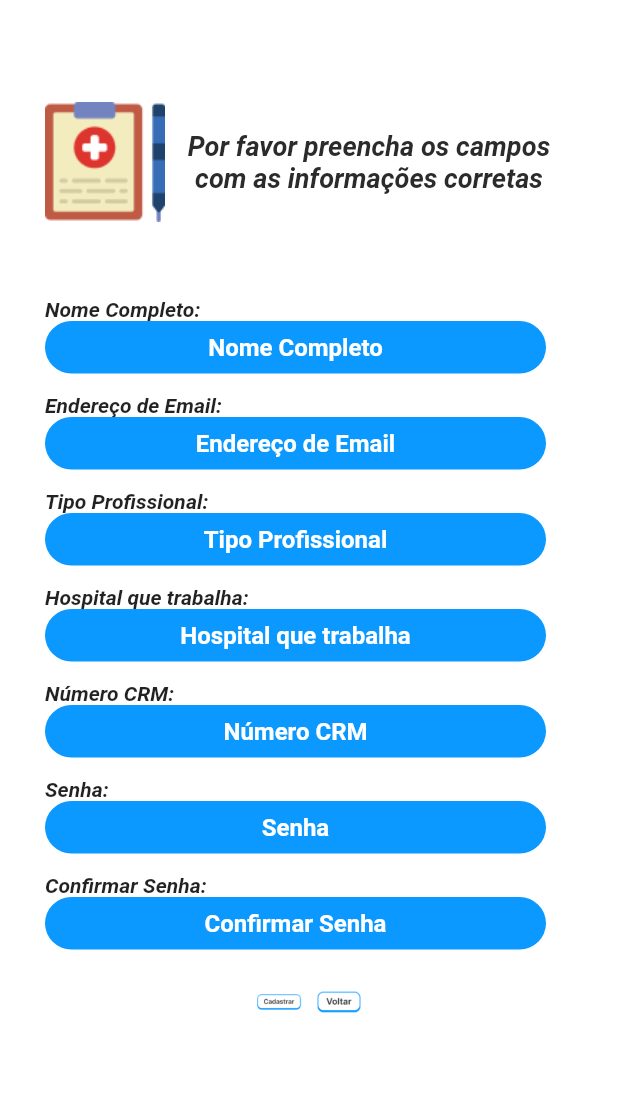
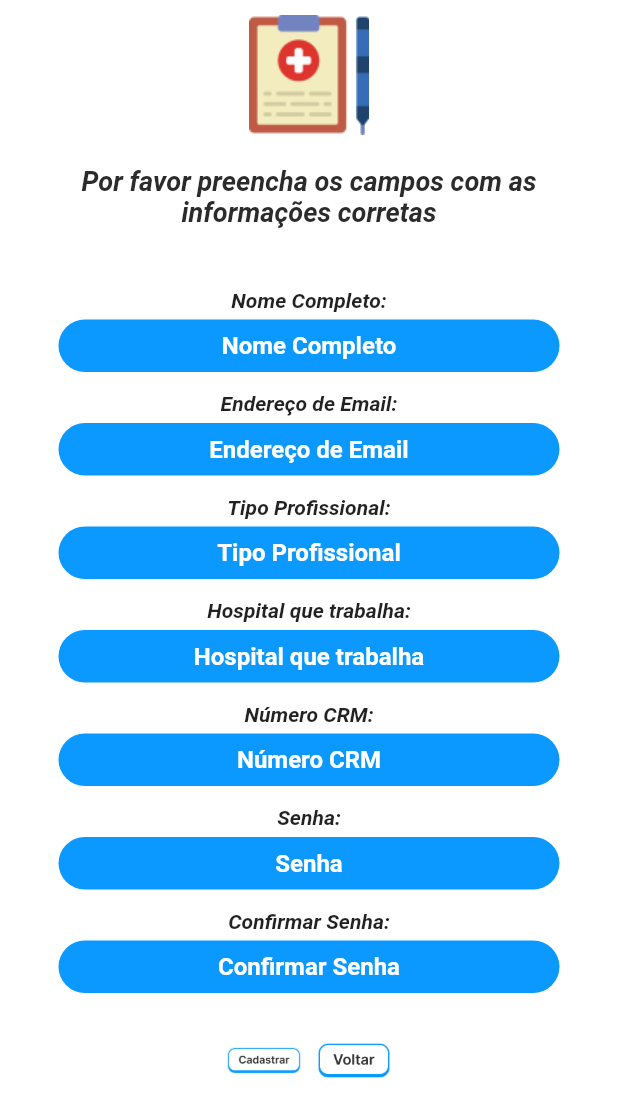
Before and after one commit to uiara/DSI, a Flutter app: the SouPaciente screen opened directly, after a tap on "Cadastre-se", on a phone screen of 412 x 824 dp. Shown: the top 1117 px of the screen. Run offline on Flutter 3.47's test engine with Material 2 defaults, Android fonts, the phone set to English and light mode, and no system bars; statements that could not run were skipped.

Commit message:
att tela_cadastro

```diff
--- a/app_med_base2023/lib/telas/cadastro_medico.dart
+++ b/app_med_base2023/lib/telas/cadastro_medico.dart
@@ -1,33 +1,75 @@
 import 'package:flutter/material.dart';
 import 'package:app_med_base2023/telas/login_Medico.dart';
 
-class CadMedico extends StatelessWidget {
+void main() {
+  runApp(CadMedico());
+}
+
+class CadMedico extends StatefulWidget {
+  @override
+  _CadMedicoState createState() => _CadMedicoState();
+}
+
+class _CadMedicoState extends State<CadMedico> {
+  bool showErrorText = false;
+
+  TextEditingController _fullNameController = TextEditingController();
+  TextEditingController _emailController = TextEditingController();
+  TextEditingController _professionalTypeController = TextEditingController();
+  TextEditingController _hospitalController = TextEditingController();
+  TextEditingController _crmController = TextEditingController();
+  TextEditingController _passwordController = TextEditingController();
+  TextEditingController _confirmPasswordController = TextEditingController();
+
   @override
   Widget build(BuildContext context) {
     return MaterialApp(
       debugShowCheckedModeBanner: false,
       home: Scaffold(
         backgroundColor: Colors.white,
-        body: Padding(
-          padding: EdgeInsets.only(top: 58, left: 30, right: 30),
+        body: SingleChildScrollView(
+          child: Center(
+            child: Padding(
+              padding: EdgeInsets.symmetric(horizontal: 30),
               child: Column(
-            crossAxisAlignment: CrossAxisAlignment.start,
+                mainAxisAlignment: MainAxisAlignment.center,
                 children: [
                   _Header(),
+                  if (showErrorText) ...[
+                    SizedBox(height: 10),
+                    Text(
+                      'Por favor preencha todos os campos.',
+                      style: TextStyle(color: Colors.red),
+                      textAlign: TextAlign.center,
+                    ),
+                  ],
                   SizedBox(height: 40),
-              _TextField(label: 'Nome Completo'),
+                  _centeredTextField(
+                      controller: _fullNameController, label: 'Nome Completo'),
                   SizedBox(height: 13),
-              _TextField(label: 'Endereço de Email'),
+                  _centeredTextField(
+                      controller: _emailController, label: 'Endereço de Email'),
                   SizedBox(height: 13),
-              _TextField(label: 'Tipo Profissional'),
+                  _centeredTextField(
+                      controller: _professionalTypeController,
+                      label: 'Tipo Profissional'),
                   SizedBox(height: 13),
-              _TextField(label: 'Hospital que trabalha'),
+                  _centeredTextField(
+                      controller: _hospitalController,
+                      label: 'Hospital que trabalha'),
                   SizedBox(height: 13),
-              _TextField(label: 'Número CRM'),
+                  _centeredTextField(
+                      controller: _crmController, label: 'Número CRM'),
                   SizedBox(height: 13),
-              _TextField(label: 'Senha', isPassword: true),
+                  _centeredTextField(
+                      controller: _passwordController,
+                      label: 'Senha',
+                      isPassword: true),
                   SizedBox(height: 13),
-              _TextField(label: 'Confirmar Senha', isPassword: true),
+                  _centeredTextField(
+                      controller: _confirmPasswordController,
+                      label: 'Confirmar Senha',
+                      isPassword: true),
                   SizedBox(height: 10),
                   Row(
                     mainAxisAlignment: MainAxisAlignment.center,
@@ -35,10 +77,28 @@ class CadMedico extends StatelessWidget {
                       _CustomButton(
                         imagePath: 'images/Bcadastrar.png',
                         onTap: () {
+                          bool anyFieldEmpty = false;
+                          if (_fullNameController.text.isEmpty ||
+                              _emailController.text.isEmpty ||
+                              _professionalTypeController.text.isEmpty ||
+                              _hospitalController.text.isEmpty ||
+                              _crmController.text.isEmpty ||
+                              _passwordController.text.isEmpty ||
+                              _confirmPasswordController.text.isEmpty) {
+                            anyFieldEmpty = true;
+                          }
+
+                          if (anyFieldEmpty) {
+                            setState(() {
+                              showErrorText = true;
+                            });
+                          } else {
                             Navigator.push(
                               context,
-                        MaterialPageRoute(builder: (context) => SouMedico()),
+                              MaterialPageRoute(
+                                  builder: (context) => SouMedico()),
                             );
+                          }
                         },
                       ),
                       SizedBox(width: 10),
@@ -47,13 +107,16 @@ class CadMedico extends StatelessWidget {
                         onTap: () {
                           Navigator.push(
                             context,
-                        MaterialPageRoute(builder: (context) => SouMedico()),
+                            MaterialPageRoute(
+                                builder: (context) => SouMedico()),
                           );
                         },
                       ),
                     ],
                   ),
                 ],
+              ),
+            ),
           ),
         ),
       ),
@@ -64,17 +127,15 @@ class CadMedico extends StatelessWidget {
 class _Header extends StatelessWidget {
   @override
   Widget build(BuildContext context) {
-    return Row(
+    return Column(
       children: [
         Image.asset(
           'images/arquivomedico 1.png',
           width: 80,
           height: 100,
         ),
-        Flexible(
-          child: Center(
-            child: Padding(
-              padding: EdgeInsets.only(left: 0),
+        Padding(
+          padding: EdgeInsets.only(top: 10),
           child: Text(
             'Por favor preencha os campos com as informações corretas',
             style: TextStyle(
@@ -86,18 +147,18 @@ class _Header extends StatelessWidget {
             textAlign: TextAlign.center,
           ),
         ),
-          ),
-        ),
       ],
     );
   }
 }
 
-class _TextField extends StatelessWidget {
+class _centeredTextField extends StatelessWidget {
+  final TextEditingController controller;
   final String label;
   final bool isPassword;
 
-  const _TextField({
+  const _centeredTextField({
+    required this.controller,
     required this.label,
     this.isPassword = false,
   });
@@ -105,7 +166,6 @@ class _TextField extends StatelessWidget {
   @override
   Widget build(BuildContext context) {
     return Column(
-      crossAxisAlignment: CrossAxisAlignment.start,
       children: [
         Text(
           label + ':',
@@ -114,6 +174,7 @@ class _TextField extends StatelessWidget {
             fontStyle: FontStyle.italic,
           ),
         ),
+        SizedBox(height: 5),
         Container(
           width: 334,
           height: 35,
@@ -122,6 +183,7 @@ class _TextField extends StatelessWidget {
             color: Color(0xFF0B99FF),
           ),
           child: TextField(
+            controller: controller,
             textAlign: TextAlign.center,
             obscureText: isPassword,
             decoration: InputDecoration(
@@ -157,8 +219,8 @@ class _CustomButton extends StatelessWidget {
       onTap: onTap,
       child: Image.asset(
         imagePath,
-        width: 30,
-        height: 50,
+        width: 50,
+        height: 70,
       ),
     );
   }
```
Lines whose indentation alone changed are shown as unchanged.
